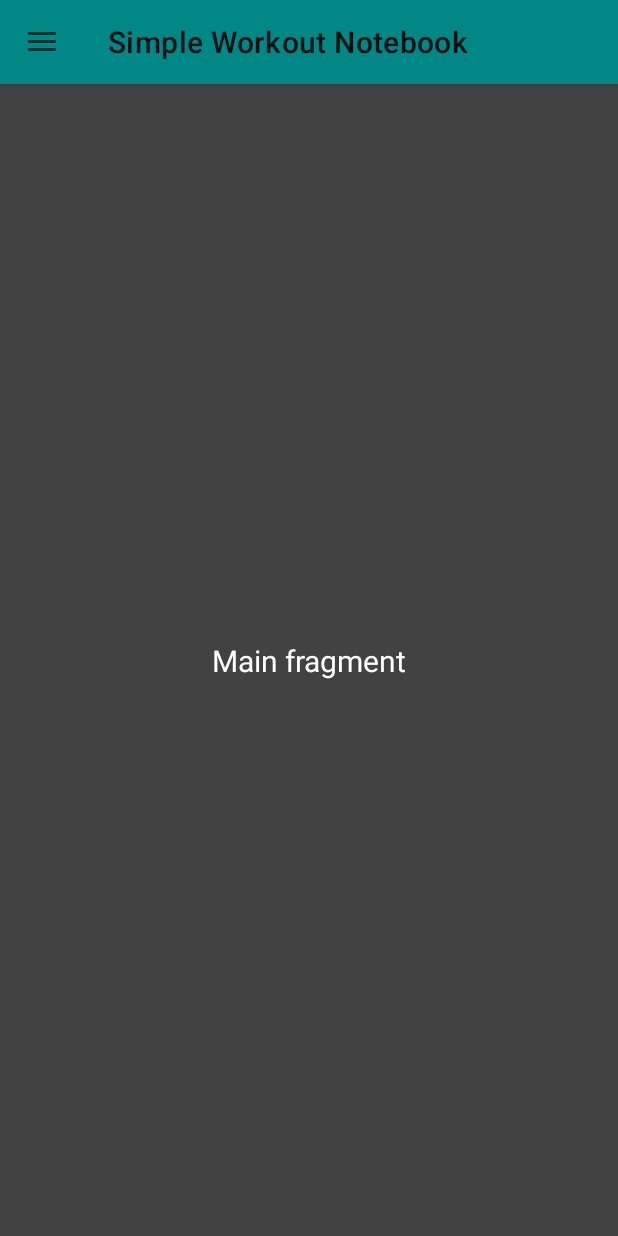
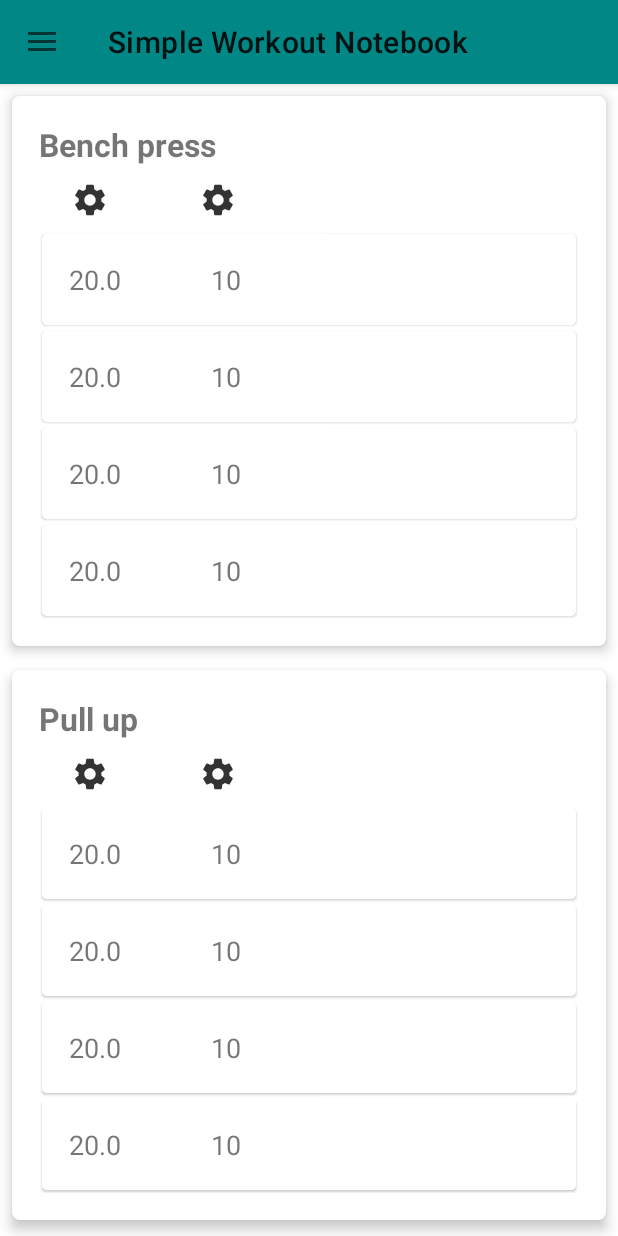
Before and after one commit to alexpergar/lifitdown, an Android app: the screen it shows after launch (MainActivity), on a phone screen of 412 x 824 dp. Run offline under Robolectric (Android 15) with nearby library versions, the phone set to English and light mode, and no system bars.

Commit message:
nested recyclerview for the sets

```diff
--- /dev/null
+++ b/app/src/main/java/com/aleperaltagar/simpleworkoutnotebook/ExerciseAdapter.java
@@ -0,0 +1,74 @@
+package com.aleperaltagar.simpleworkoutnotebook;
+
+import android.content.Context;
+import android.view.LayoutInflater;
+import android.view.View;
+import android.view.ViewGroup;
+import android.widget.TextView;
+
+import androidx.annotation.NonNull;
+import androidx.recyclerview.widget.LinearLayoutManager;
+import androidx.recyclerview.widget.RecyclerView;
+
+import com.google.android.material.card.MaterialCardView;
+
+import java.util.ArrayList;
+
+public class ExerciseAdapter extends RecyclerView.Adapter<ExerciseAdapter.ViewHolder>{
+
+    private ArrayList<Exercise> items = new ArrayList<>();
+    private Context context;
+    private SetAdapter setsAdapter;
+
+    public ExerciseAdapter(Context context) {
+        this.context = context;
+    }
+
+    @NonNull
+    @Override
+    public ViewHolder onCreateViewHolder(@NonNull ViewGroup parent, int viewType) {
+        View view = LayoutInflater.from(parent.getContext()).inflate(R.layout.exercise_item, parent, false);
+        return new ViewHolder(view);
+    }
+
+    @Override
+    public void onBindViewHolder(@NonNull ViewHolder holder, int position) {
+        holder.exerciseName.setText(items.get(position).getName());
+        holder.exerciseName.setOnClickListener(new View.OnClickListener() {
+            @Override
+            public void onClick(View v) {
+                // TODO: 4/27/21 Point to the exercise page
+            }
+        });
+
+        setsAdapter = new SetAdapter(context);
+        setsAdapter.setItems(items.get(position).getSets());
+        holder.setsRecView.setAdapter(setsAdapter);
+        holder.setsRecView.setLayoutManager((new LinearLayoutManager(context, RecyclerView.VERTICAL, false)));
+    }
+
+
+    @Override
+    public int getItemCount() {
+        return items.size();
+    }
+
+    public void setItems(ArrayList<Exercise> items) {
+        this.items = items;
+        notifyDataSetChanged();
+    }
+
+    public class ViewHolder extends RecyclerView.ViewHolder {
+
+        private TextView exerciseName;
+        private MaterialCardView parent;
+        private RecyclerView setsRecView;
+
+        public ViewHolder(@NonNull View itemView) {
+            super(itemView);
+            exerciseName = itemView.findViewById(R.id.exerciseName);
+            parent = itemView.findViewById(R.id.parent);
+            setsRecView = itemView.findViewById(R.id.setsRecView);
+        }
+    }
+}
--- a/app/src/main/java/com/aleperaltagar/simpleworkoutnotebook/MainFragment.java
+++ b/app/src/main/java/com/aleperaltagar/simpleworkoutnotebook/MainFragment.java
@@ -8,12 +8,39 @@ import android.view.ViewGroup;
 import androidx.annotation.NonNull;
 import androidx.annotation.Nullable;
 import androidx.fragment.app.Fragment;
+import androidx.recyclerview.widget.LinearLayoutManager;
+import androidx.recyclerview.widget.RecyclerView;
+
+import java.util.ArrayList;
 
 public class MainFragment extends Fragment {
+
+    private RecyclerView exercisesRecView;
+    private ExerciseAdapter exercisesAdapter;
+
     @Nullable
     @Override
     public View onCreateView(@NonNull LayoutInflater inflater, @Nullable ViewGroup container, @Nullable Bundle savedInstanceState) {
-        View view = inflater.inflate(R.layout.frament_main, container, false);
+        View view = inflater.inflate(R.layout.fragment_main, container, false);
+
+        initViews(view);
+        initRecViews();
+
         return view;
     }
+
+    private void initRecViews() {
+        exercisesAdapter = new ExerciseAdapter(getActivity());
+        exercisesRecView.setAdapter(exercisesAdapter);
+        exercisesRecView.setLayoutManager((new LinearLayoutManager(getActivity(), RecyclerView.VERTICAL, false)));
+
+        ArrayList<Exercise> allItems = Utils.getAllItems(getActivity());
+        if (null != allItems) {
+            exercisesAdapter.setItems(allItems);
+        }
+    }
+
+    private void initViews(View view) {
+        exercisesRecView = view.findViewById(R.id.exercisesRecView);
+    }
 }
--- a/app/src/main/java/com/aleperaltagar/simpleworkoutnotebook/Set.java
+++ b/app/src/main/java/com/aleperaltagar/simpleworkoutnotebook/Set.java
@@ -8,9 +8,9 @@ public class Set {
     private double weight;
 
 
-    public Set(int exerciseId, String date) {
+    public Set(int exerciseId) {
         this.exerciseId = exerciseId;
-        this.date = date;
+        this.date = "none";
         this.reps = 0;
         this.weight = 0;
     }
--- /dev/null
+++ b/app/src/main/java/com/aleperaltagar/simpleworkoutnotebook/SetAdapter.java
@@ -0,0 +1,62 @@
+package com.aleperaltagar.simpleworkoutnotebook;
+
+import android.content.Context;
+import android.view.LayoutInflater;
+import android.view.View;
+import android.view.ViewGroup;
+import android.widget.TextView;
+
+import androidx.annotation.NonNull;
+import androidx.recyclerview.widget.RecyclerView;
+
+import com.google.android.material.card.MaterialCardView;
+
+import java.util.ArrayList;
+
+public class SetAdapter extends RecyclerView.Adapter<SetAdapter.ViewHolder>{
+
+    private ArrayList<Set> items = new ArrayList<>();
+    private Context context;
+
+    public SetAdapter(Context context) {
+        this.context = context;
+    }
+
+    @NonNull
+    @Override
+    public ViewHolder onCreateViewHolder(@NonNull ViewGroup parent, int viewType) {
+        View view = LayoutInflater.from(parent.getContext()).inflate(R.layout.set_item, parent, false);
+        return new ViewHolder(view);
+    }
+
+    @Override
+    public void onBindViewHolder(@NonNull ViewHolder holder, int position) {
+        holder.txtWeight.setText(String.valueOf(items.get(position).getWeight()));
+        holder.txtReps.setText(String.valueOf(items.get(position).getReps()));
+    }
+
+    @Override
+    public int getItemCount() {
+        return items.size();
+    }
+
+    public void setItems(ArrayList<Set> items) {
+        this.items = items;
+        notifyDataSetChanged();
+    }
+
+    public class ViewHolder extends RecyclerView.ViewHolder {
+
+        private TextView txtWeight;
+        private TextView txtReps;
+        private MaterialCardView parent;
+
+        public ViewHolder(@NonNull View itemView) {
+            super(itemView);
+            txtWeight = itemView.findViewById(R.id.txtWeight);
+            txtReps = itemView.findViewById(R.id.txtReps);
+            parent = itemView.findViewById(R.id.parent);
+        }
+    }
+
+}
--- a/app/src/main/java/com/aleperaltagar/simpleworkoutnotebook/Utils.java
+++ b/app/src/main/java/com/aleperaltagar/simpleworkoutnotebook/Utils.java
@@ -29,6 +29,27 @@ public class Utils {
     private static void initAllItems(Context context) {
         ArrayList<Exercise> allItems = new ArrayList<>();
 
+        Exercise benchPress = new Exercise("Bench press");
+        Set set1 = new Set(1);
+        set1.setReps(10);
+        set1.setWeight(20);
+        ArrayList<Set> benchSets = new ArrayList<>();
+        benchSets.add(set1);
+        benchSets.add(set1);
+        benchSets.add(set1);
+        benchSets.add(set1);
+        benchPress.setSets(benchSets);
+        allItems.add(benchPress);
+
+
+        Exercise pullUp = new Exercise("Pull up");
+        pullUp.setSets(benchSets);
+        allItems.add(pullUp);
+
+        Exercise squat = new Exercise("Squat");
+        squat.setSets(benchSets);
+        allItems.add(squat);
+
         SharedPreferences sharedPreferences = context.getSharedPreferences(DB_NAME, Context.MODE_PRIVATE);
         SharedPreferences.Editor editor = sharedPreferences.edit();
         editor.putString(ALL_ITEMS_KEY, gson.toJson(allItems));
--- /dev/null
+++ b/app/src/main/res/layout/exercise_item.xml
@@ -0,0 +1,60 @@
+<?xml version="1.0" encoding="utf-8"?>
+<com.google.android.material.card.MaterialCardView xmlns:android="http://schemas.android.com/apk/res/android"
+    xmlns:app="http://schemas.android.com/apk/res-auto"
+    xmlns:tools="http://schemas.android.com/tools"
+    android:id="@+id/parent"
+    android:layout_width="match_parent"
+    android:layout_height="wrap_content"
+    android:layout_margin="8dp"
+    android:padding="5dp"
+    app:cardCornerRadius="5dp"
+    app:cardElevation="5dp">
+
+    <androidx.constraintlayout.widget.ConstraintLayout
+        android:layout_width="match_parent"
+        android:layout_height="wrap_content"
+        android:layout_margin="18dp">
+
+        <TextView
+            android:id="@+id/exerciseName"
+            android:layout_width="wrap_content"
+            android:layout_height="wrap_content"
+            android:text="Exercise name"
+            android:textSize="21sp"
+            android:textStyle="bold"
+            app:layout_constraintStart_toStartOf="parent"
+            app:layout_constraintTop_toTopOf="parent" />
+
+        <ImageView
+            android:id="@+id/weight"
+            android:layout_width="25dp"
+            android:layout_height="25dp"
+            android:layout_marginStart="21dp"
+            android:layout_marginTop="10dp"
+            android:src="@drawable/ic_settings"
+            app:layout_constraintStart_toStartOf="parent"
+            app:layout_constraintTop_toBottomOf="@+id/exerciseName" />
+
+        <ImageView
+            android:id="@+id/reps"
+            android:layout_width="25dp"
+            android:layout_height="25dp"
+            android:layout_marginStart="60dp"
+            android:layout_marginTop="10dp"
+            android:src="@drawable/ic_settings"
+            app:layout_constraintStart_toEndOf="@+id/weight"
+            app:layout_constraintTop_toBottomOf="@+id/exerciseName" />
+
+        <androidx.recyclerview.widget.RecyclerView
+            android:id="@+id/setsRecView"
+            android:layout_width="match_parent"
+            android:layout_height="wrap_content"
+            android:layout_alignParentBottom="true"
+            android:layout_marginTop="8dp"
+            app:layout_constraintStart_toStartOf="parent"
+            app:layout_constraintTop_toBottomOf="@+id/reps" />
+
+
+    </androidx.constraintlayout.widget.ConstraintLayout>
+
+</com.google.android.material.card.MaterialCardView>
--- a/app/src/main/res/layout/frament_main.xml
+++ b/app/src/main/res/layout/fragment_main.xml
@@ -3,18 +3,14 @@
     xmlns:android="http://schemas.android.com/apk/res/android"
     xmlns:app="http://schemas.android.com/apk/res-auto"
     android:layout_width="match_parent"
-    android:layout_height="match_parent"
-    android:background="@color/cardview_dark_background">
+    android:layout_height="match_parent">
 
-    <TextView
-        android:layout_width="wrap_content"
+    <androidx.recyclerview.widget.RecyclerView
+        android:id="@+id/exercisesRecView"
+        android:layout_width="match_parent"
         android:layout_height="wrap_content"
-        android:text="Main fragment"
-        android:textColor="@color/white"
-        android:textSize="20sp"
-        app:layout_constraintBottom_toBottomOf="parent"
-        app:layout_constraintEnd_toEndOf="parent"
         app:layout_constraintStart_toStartOf="parent"
         app:layout_constraintTop_toTopOf="parent" />
 
+
 </androidx.constraintlayout.widget.ConstraintLayout>
--- /dev/null
+++ b/app/src/main/res/layout/set_item.xml
@@ -0,0 +1,41 @@
+<?xml version="1.0" encoding="utf-8"?>
+<com.google.android.material.card.MaterialCardView xmlns:android="http://schemas.android.com/apk/res/android"
+    xmlns:app="http://schemas.android.com/apk/res-auto"
+    xmlns:tools="http://schemas.android.com/tools"
+    android:id="@+id/parent"
+    android:layout_width="match_parent"
+    android:layout_height="wrap_content"
+    android:layout_margin="2dp"
+    app:cardCornerRadius="3dp"
+    app:cardElevation="1dp">
+
+    <androidx.constraintlayout.widget.ConstraintLayout
+        android:layout_width="match_parent"
+        android:layout_height="wrap_content"
+        android:layout_margin="18dp">
+
+        <TextView
+            android:id="@+id/txtWeight"
+            android:layout_width="wrap_content"
+            android:layout_height="wrap_content"
+            android:text="00"
+            android:textSize="18sp"
+            app:layout_constraintBottom_toBottomOf="parent"
+            app:layout_constraintStart_toStartOf="parent"
+            app:layout_constraintTop_toTopOf="parent" />
+
+        <TextView
+            android:id="@+id/txtReps"
+            android:layout_width="wrap_content"
+            android:layout_height="wrap_content"
+            android:layout_marginStart="60dp"
+            android:text="00"
+            android:textSize="18sp"
+            app:layout_constraintBottom_toBottomOf="parent"
+            app:layout_constraintStart_toEndOf="@+id/txtWeight"
+            app:layout_constraintTop_toTopOf="parent" />
+
+
+    </androidx.constraintlayout.widget.ConstraintLayout>
+
+</com.google.android.material.card.MaterialCardView>
```
